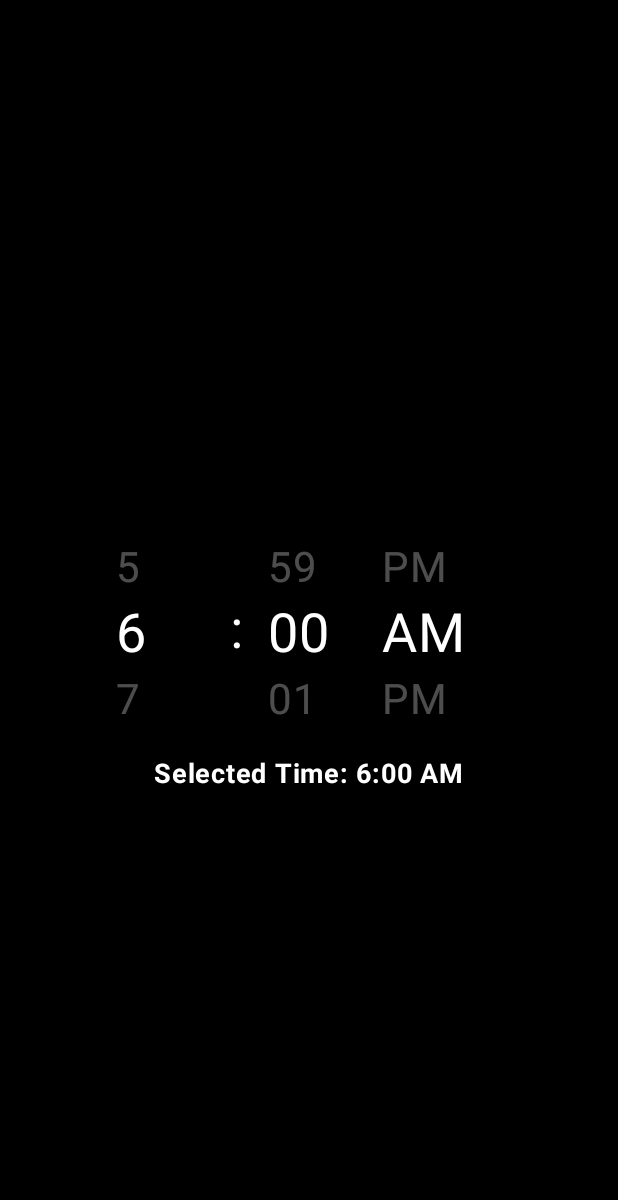
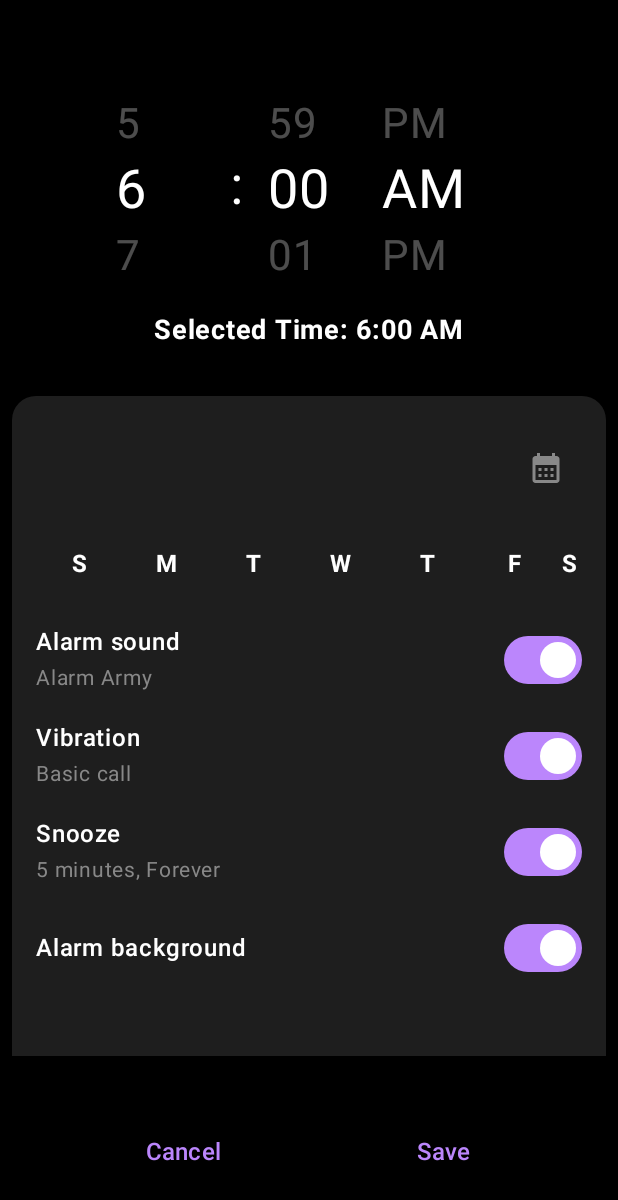
Before and after one commit to phamanhtuan-coder/CNPM_NhomAnhTuan_AlarmClockApp, an Android app built with Jetpack Compose: the composable AlarmDetailsScreen shown on its own in the app's theme, on a phone screen of 412 x 824 dp. Shown: the top 1200 px of the screen. Run offline under Robolectric (Android 15) with nearby library versions, the phone set to English and light mode, and no system bars.

Commit message:
Add UI elements:

```diff
--- a/app/src/main/java/com/example/cnpm_nhomanhtuan_alarmclockapp/AlarmDetailScreen.kt
+++ b/app/src/main/java/com/example/cnpm_nhomanhtuan_alarmclockapp/AlarmDetailScreen.kt
@@ -1,12 +1,15 @@
 package com.example.cnpm_nhomanhtuan_alarmclockapp
 
-import android.text.style.BackgroundColorSpan
 import androidx.compose.foundation.background
 import androidx.compose.foundation.layout.*
+import androidx.compose.foundation.layout.Arrangement
 import androidx.compose.foundation.lazy.LazyColumn
 import androidx.compose.foundation.lazy.rememberLazyListState
+import androidx.compose.foundation.rememberScrollState
+import androidx.compose.foundation.shape.RoundedCornerShape
+import androidx.compose.foundation.verticalScroll
 import androidx.compose.material.icons.Icons
-import androidx.compose.material.icons.filled.ArrowBack
+import androidx.compose.material.icons.filled.CalendarMonth
 import androidx.compose.material3.*
 import androidx.compose.runtime.*
 import androidx.compose.ui.Alignment
@@ -38,13 +41,19 @@ fun AlarmDetailsScreen(
                 )
             )
         },
+        bottomBar = {
+            BottomActionBar(
+                onCancelClick = { navController.popBackStack() },
+                onSaveClick = { /* Thao tác khi nhấn Save */ }
+            )
+        },
         content = { paddingValues ->
             Box(
                 modifier = Modifier
                     .fillMaxSize()
                     .background(Color.Black)
                     .padding(paddingValues),
-                contentAlignment = Alignment.Center // Căn giữa toàn bộ nội dung
+                contentAlignment = Alignment.Center
             ) {
                 Column(
                     horizontalAlignment = Alignment.CenterHorizontally,
@@ -65,10 +74,176 @@ fun AlarmDetailsScreen(
                         fontSize = 18.sp,
                         fontWeight = FontWeight.Bold
                     )
+
+                    Spacer(modifier = Modifier.height(24.dp))
+
+                    AlarmSettingsCard()
                 }
             }
         }
     )
+}
+
+@Composable
+fun AlarmSettingsCard() {
+    var selectedDays by remember { mutableStateOf(mutableSetOf<Int>()) }
+
+    val selectedDaysText = remember(selectedDays) {
+        when {
+            selectedDays.containsAll(listOf(1, 2, 3, 4, 5)) && selectedDays.size == 5 -> "Weekdays"
+            selectedDays.containsAll(listOf(0, 6)) && selectedDays.size == 2 -> "Weekend"
+            selectedDays.size == 7 -> "Everyday"
+            else -> selectedDays.joinToString(", ") { dayIndex ->
+                when (dayIndex) {
+                    0 -> "Sun"
+                    1 -> "Mon"
+                    2 -> "Tue"
+                    3 -> "Wed"
+                    4 -> "Thu"
+                    5 -> "Fri"
+                    6 -> "Sat"
+                    else -> ""
+                }
+            }
+        }
+    }
+
+    Card(
+        modifier = Modifier
+            .fillMaxWidth()
+            .padding(8.dp)
+            .fillMaxHeight(1f),
+        shape = RoundedCornerShape(
+            topStart = 16.dp,
+            topEnd = 16.dp
+        ),
+        colors = CardDefaults.cardColors(
+            containerColor = Color(0xFF1E1E1E)
+        )
+    ) {
+        Column(
+            modifier = Modifier
+                .fillMaxWidth()
+                .padding(16.dp)
+                .verticalScroll(rememberScrollState())
+        ) {
+            Row(
+                modifier = Modifier
+                    .fillMaxWidth()
+                    .padding(vertical = 8.dp),
+                horizontalArrangement = Arrangement.SpaceBetween,
+                verticalAlignment = Alignment.CenterVertically
+            ) {
+                Text(
+                    text = selectedDaysText,
+                    color = Color.White,
+                    fontSize = 16.sp,
+                    fontWeight = FontWeight.Medium
+                )
+
+                IconButton(onClick = {}) {
+                    Icon(
+                        imageVector = Icons.Filled.CalendarMonth,
+                        contentDescription = "Calendar",
+                        tint = Color.Gray
+                    )
+                }
+            }
+
+            Row(
+                modifier = Modifier
+                    .fillMaxWidth()
+                    .padding(vertical = 8.dp),
+                horizontalArrangement = Arrangement.SpaceBetween
+            ) {
+                listOf("S", "M", "T", "W", "T", "F", "S").forEachIndexed { index, day ->
+                    TextButton(
+                        onClick = {
+                            selectedDays = selectedDays.toMutableSet().apply {
+                                if (contains(index)) remove(index) else add(index)
+                            }
+                        },
+                        contentPadding = PaddingValues(0.dp)
+                    ) {
+                        Text(
+                            text = day,
+                            color = if (selectedDays.contains(index)) Color.Red else Color.White,
+                            fontSize = 16.sp,
+                            fontWeight = FontWeight.Bold
+                        )
+                    }
+                }
+            }
+
+            // Alarm Settings Items
+            AlarmSettingItem(title = "Alarm sound", value = "Alarm Army")
+            AlarmSettingItem(title = "Vibration", value = "Basic call")
+            AlarmSettingItem(title = "Snooze", value = "5 minutes, Forever")
+            AlarmSettingItem(title = "Alarm background", value = "")
+        }
+    }
+}
+
+@Composable
+fun AlarmSettingItem(title: String, value: String) {
+    var isChecked by remember { mutableStateOf(true) }
+
+    Row(
+        modifier = Modifier
+            .fillMaxWidth()
+            .padding(vertical = 8.dp),
+        horizontalArrangement = Arrangement.SpaceBetween,
+        verticalAlignment = Alignment.CenterVertically
+    ) {
+        Column {
+            Text(text = title, color = Color.White, fontSize = 16.sp, fontWeight = FontWeight.Medium)
+            if (value.isNotEmpty()) {
+                Text(text = value, color = Color.Gray, fontSize = 14.sp)
+            }
+        }
+
+        Switch(
+            checked = isChecked,
+            onCheckedChange = { isChecked = it },
+            colors = SwitchDefaults.colors(
+                checkedThumbColor = Color.White,
+                checkedTrackColor = Color(0xFFBB86FC),
+                uncheckedThumbColor = Color.Gray,
+                uncheckedTrackColor = Color.DarkGray
+            )
+        )
+    }
+}
+
+@Composable
+fun BottomActionBar(
+    onCancelClick: () -> Unit,
+    onSaveClick: () -> Unit
+) {
+    Row(
+        modifier = Modifier
+            .fillMaxWidth()
+            .padding(32.dp)
+            .background(Color.Black),
+        horizontalArrangement = Arrangement.SpaceAround,
+        verticalAlignment = Alignment.CenterVertically
+    ) {
+        TextButton(onClick = onCancelClick) {
+            Text(
+                text = "Cancel",
+                color = Color(0xFFBB86FC),
+                fontSize = 16.sp
+            )
+        }
+
+        TextButton(onClick = onSaveClick) {
+            Text(
+                text = "Save",
+                color = Color(0xFFBB86FC),
+                fontSize = 16.sp
+            )
+        }
+    }
 }
 
 @Composable
@@ -86,15 +261,13 @@ fun EndlessRollingPadlockTimePicker(
 
     val scope = rememberCoroutineScope()
 
-    // Thêm Box để căn giữa nội dung Row
     Box(
-        modifier = modifier.height(120.dp), // Đảm bảo chiều cao đồng đều giữa các cột
+        modifier = modifier.height(120.dp),
         contentAlignment = Alignment.Center
     ) {
         Row(
             verticalAlignment = Alignment.CenterVertically
         ) {
-            // LazyColumn cho giờ
             LazyColumn(
                 state = hourState,
                 modifier = Modifier
@@ -117,7 +290,6 @@ fun EndlessRollingPadlockTimePicker(
                 }
             }
 
-            // Dấu ":"
             Text(
                 text = ":",
                 fontSize = 36.sp,
@@ -125,7 +297,6 @@ fun EndlessRollingPadlockTimePicker(
                 modifier = Modifier.padding(horizontal = 16.dp)
             )
 
-            // LazyColumn cho phút
             LazyColumn(
                 state = minuteState,
                 modifier = Modifier
@@ -150,7 +321,6 @@ fun EndlessRollingPadlockTimePicker(
 
             Spacer(modifier = Modifier.width(16.dp))
 
-            // LazyColumn cho AM/PM
             LazyColumn(
                 state = amPmState,
                 modifier = Modifier
@@ -159,7 +329,7 @@ fun EndlessRollingPadlockTimePicker(
                     .background(Color.Black),
                 horizontalAlignment = Alignment.CenterHorizontally
             ) {
-                items(amPmList.size * 100) { i -> // Lặp lại AM/PM để cuộn
+                items(amPmList.size * 100) { i ->
                     val amPm = amPmList[i % amPmList.size]
                     val isSelected = (i == amPmState.firstVisibleItemIndex + 1)
                     Text(
@@ -175,7 +345,6 @@ fun EndlessRollingPadlockTimePicker(
         }
     }
 
-    // Điều chỉnh vị trí cuộn sau khi cuộn dừng lại để giữ mục được chọn luôn ở giữa
     LaunchedEffect(hourState.isScrollInProgress) {
         if (!hourState.isScrollInProgress) {
             scope.launch {
@@ -203,7 +372,6 @@ fun EndlessRollingPadlockTimePicker(
         }
     }
 
-    // Cập nhật thời gian sau khi cuộn dừng
     DisposableEffect(hourState.firstVisibleItemIndex, minuteState.firstVisibleItemIndex, amPmState.firstVisibleItemIndex) {
         val selectedHour = hoursList[if (hourState.firstVisibleItemIndex % hoursList.size == 11) 0 else hourState.firstVisibleItemIndex % hoursList.size + 1]
         val selectedMinute = minutesList[if (minuteState.firstVisibleItemIndex % minutesList.size == 59) 0 else minuteState.firstVisibleItemIndex % minutesList.size + 1]
```
